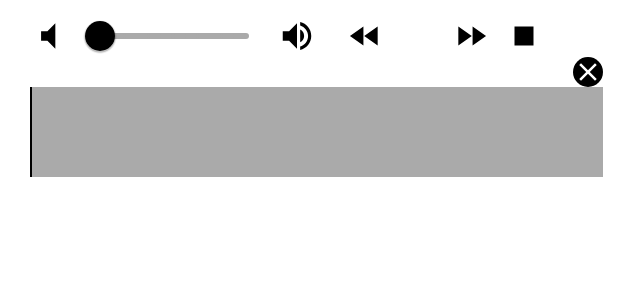
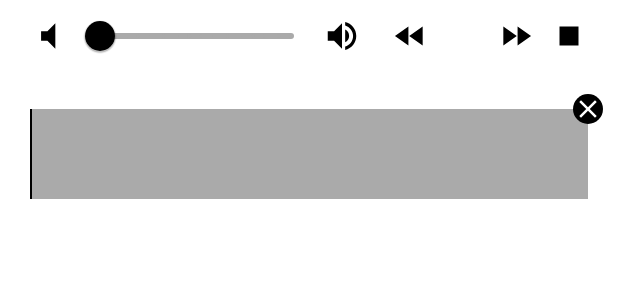
Before and after one commit to phipi-a/Jam-TUgether, an Android app: the layout view_soundtrack_with_delete.xml on its own in the app's theme, with its tools: preview values and no code run, on a phone screen of 412 x 824 dp. Shown: the top 300 px of the screen. Run offline under Robolectric (Android 15) with nearby library versions, the phone set to English and light mode, and no system bars.

Commit message:
minor soundtrack view layout fix

```diff
--- a/pcps-client/app/src/main/java/de/pcps/jamtugether/ui/menu/create/CreateRoomViewModel.java
+++ b/pcps-client/app/src/main/java/de/pcps/jamtugether/ui/menu/create/CreateRoomViewModel.java
@@ -20,6 +20,7 @@ import de.pcps.jamtugether.api.repositories.RoomRepository;
 import de.pcps.jamtugether.api.responses.room.CreateRoomResponse;
 import de.pcps.jamtugether.di.AppInjector;
 import de.pcps.jamtugether.model.User;
+import de.pcps.jamtugether.utils.StringUtils;
 
 public class CreateRoomViewModel extends ViewModel {
 
@@ -72,12 +73,12 @@ public class CreateRoomViewModel extends ViewModel {
         boolean emptyUserName = false;
         boolean emptyPassword = false;
 
-        if(userName.isEmpty()) {
+        if(StringUtils.isEmpty(userName)) {
             nameInputError.setValue(context.getString(R.string.name_input_empty));
             emptyUserName = true;
         }
 
-        if (password.isEmpty()) {
+        if (StringUtils.isEmpty(password)) {
             passwordInputError.setValue(context.getString(R.string.password_input_empty));
             emptyPassword = true;
         }
--- a/pcps-client/app/src/main/java/de/pcps/jamtugether/ui/room/music/soundtrack/OwnSoundtrackFragment.java
+++ b/pcps-client/app/src/main/java/de/pcps/jamtugether/ui/room/music/soundtrack/OwnSoundtrackFragment.java
@@ -73,7 +73,7 @@ public class OwnSoundtrackFragment extends BaseFragment {
 
         SoundtrackDataBindingUtils.bindCompositeSoundtrack(binding.compositeSoundtrackLayout, compositeSoundtrackViewModel.getCompositeSoundtrack(), ownSoundtrackViewModel.getSoundtrackOnChangeCallback(), getViewLifecycleOwner());
 
-        SoundtrackDataBindingUtils.bindSingleSoundtrack(binding.ownSoundtrackLayout, ownSoundtrackViewModel.getOwnSoundtrack(), ownSoundtrackViewModel.getSoundtrackOnChangeCallback(), getViewLifecycleOwner());
+        SoundtrackDataBindingUtils.bindOwnSoundtrack(binding.ownSoundtrackLayout, ownSoundtrackViewModel.getOwnSoundtrack(), ownSoundtrackViewModel.getSoundtrackOnChangeCallback(), getViewLifecycleOwner());
 
         ownSoundtrackViewModel.getShowHelpDialog().observe(getViewLifecycleOwner(), showHelpDialog -> {
             if (showHelpDialog) {
--- a/pcps-client/app/src/main/java/de/pcps/jamtugether/ui/soundtrack/views/SoundtrackControlsView.java
+++ b/pcps-client/app/src/main/java/de/pcps/jamtugether/ui/soundtrack/views/SoundtrackControlsView.java
@@ -50,14 +50,13 @@ public class SoundtrackControlsView extends ConstraintLayout {
         int stopIconMarginStart = UiUtils.getPixels(getContext(), R.dimen.soundtrack_stop_icon_margin_start);
         int stopIconWidth = UiUtils.getPixels(getContext(), R.dimen.soundtrack_stop_icon_width);
         int stopIconMarginEnd = UiUtils.getPixels(getContext(), R.dimen.soundtrack_stop_icon_margin_end);
-        int clearButtonWidth = UiUtils.getPixels(getContext(), R.dimen.soundtrack_item_clear_button_width);
 
         int availableWidthSlider =
                 this.getWidth() - (
                         muteIconWidth + volumeSliderMarginStart + volumeUpIconMarginStart + volumeUpIconWidth +
                                 fastRewindIconMarginStart + fastRewindIconWidth + playPauseIconMarginStart +
                                 playPauseIconWidth + fastForwardIconMarginStart + fastForwardIconWidth +
-                                stopIconMarginStart + stopIconWidth + stopIconMarginEnd + clearButtonWidth
+                                stopIconMarginStart + stopIconWidth + stopIconMarginEnd
                 );
 
         int maxSliderWidth = UiUtils.getPixels(getContext(), R.dimen.volume_slider_max_width);
--- a/pcps-client/app/src/main/res/layout/view_soundtrack_with_delete.xml
+++ b/pcps-client/app/src/main/res/layout/view_soundtrack_with_delete.xml
@@ -29,34 +29,36 @@
         <!-- "margin top" = "sound track margin top * (-1)" in order to
              align the actual sound track view to the bottom of the controls
              Otherwise, the clear button would be aligned to the control layout
-             leaving too much space between the controls and the actual view -->
+             leaving too much space between the user name and the actual view -->
+
+        <TextView
+            android:id="@+id/soundtrack_user_name_text_view"
+            android:layout_width="match_parent"
+            android:layout_height="wrap_content"
+            android:layout_marginEnd="@dimen/soundtrack_item_clear_button_width"
+            android:layout_marginBottom="5dp"
+            android:ellipsize="end"
+            android:maxLines="1"
+            android:paddingStart="0dp"
+            android:paddingEnd="5dp"
+            android:text="@{soundtrack.getUserName()}"
+            android:textColor="@color/primaryTextColor" />
 
         <androidx.constraintlayout.widget.ConstraintLayout
             android:layout_width="match_parent"
             android:layout_height="wrap_content"
             android:layout_marginTop="-10dp">
 
-
-
             <include
                 android:id="@+id/soundtrack_container"
                 layout="@layout/view_soundtrack_container"
-                android:layout_width="match_parent"
+                android:layout_width="0dp"
                 android:layout_height="@dimen/soundtrack_view_height"
-                android:layout_marginTop="20dp"
-                android:layout_marginEnd="0dp"
+                android:layout_marginTop="10dp"
+                android:layout_marginEnd="10dp"
                 app:layout_constraintEnd_toEndOf="parent"
                 app:layout_constraintStart_toStartOf="parent"
                 app:layout_constraintTop_toTopOf="parent" />
-
-            <TextView
-                android:id="@+id/soundtrack_title"
-                style="@style/JamTUgetherAlertDialogTheme"
-                android:layout_width="match_parent"
-                android:layout_height="match_parent"
-                android:layout_marginStart="20dp"
-                android:layout_marginEnd="20dp"
-                android:text="@{soundtrack.getUserName()}" />
 
             <ImageView
                 android:id="@+id/delete_button"
--- a/pcps-client/app/src/main/res/values/dimens.xml
+++ b/pcps-client/app/src/main/res/values/dimens.xml
@@ -24,7 +24,7 @@
     <dimen name="soundtrack_fast_forward_icon_width">25dp</dimen>
     <dimen name="soundtrack_stop_icon_margin_start">10dp</dimen>
     <dimen name="soundtrack_stop_icon_width">25dp</dimen>
-    <dimen name="soundtrack_stop_icon_margin_end">20dp</dimen>
+    <dimen name="soundtrack_stop_icon_margin_end">10dp</dimen>
 
     <dimen name="composite_soundtrack_margin_top">25dp</dimen>
     <dimen name="soundtrack_item_margin_top">20dp</dimen>
```
Also changed, not shown: pcps-client/app/src/main/java/de/pcps/jamtugether/ui/menu/join/JoinRoomViewModel.java (+4 -3 lines), pcps-client/app/src/main/java/de/pcps/jamtugether/ui/soundtrack/SoundtrackDataBindingUtils.java (+4 -4 lines), pcps-client/app/src/main/java/de/pcps/jamtugether/utils/StringUtils.java (added, +13 -0 lines), pcps-client/app/src/main/res/layout/view_soundtrack.xml (+15 -7 lines).
